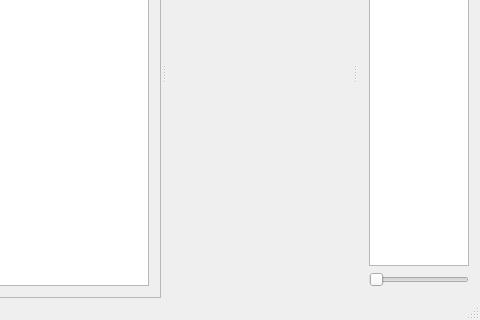
Old version of the form clifview.ui in the repository hendrikschilling/clifview; both pictures show x 119 to 599 and y 188 to 508 of the 599 by 508 pixel window.
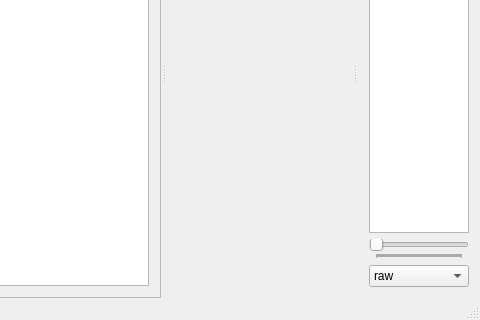
New version of the form. Custom widgets are drawn as their Qt base class.

Diff of the .ui file:
```diff
--- a/clifview.ui
+++ b/clifview.ui
@@ -93,15 +93,30 @@
         <enum>Qt::Horizontal</enum>
        </property>
        <property name="tickPosition">
-        <enum>QSlider::NoTicks</enum>
+        <enum>QSlider::TicksBelow</enum>
        </property>
        <property name="tickInterval">
-        <number>0</number>
+        <number>1</number>
        </property>
       </widget>
      </item>
      <item>
-      <layout class="QHBoxLayout" name="horizontalLayout"/>
+      <layout class="QHBoxLayout" name="horizontalLayout">
+       <item>
+        <widget class="QComboBox" name="selViewProc">
+         <item>
+          <property name="text">
+           <string>raw</string>
+          </property>
+         </item>
+         <item>
+          <property name="text">
+           <string>demosaic</string>
+          </property>
+         </item>
+        </widget>
+       </item>
+      </layout>
      </item>
     </layout>
    </widget>
```
